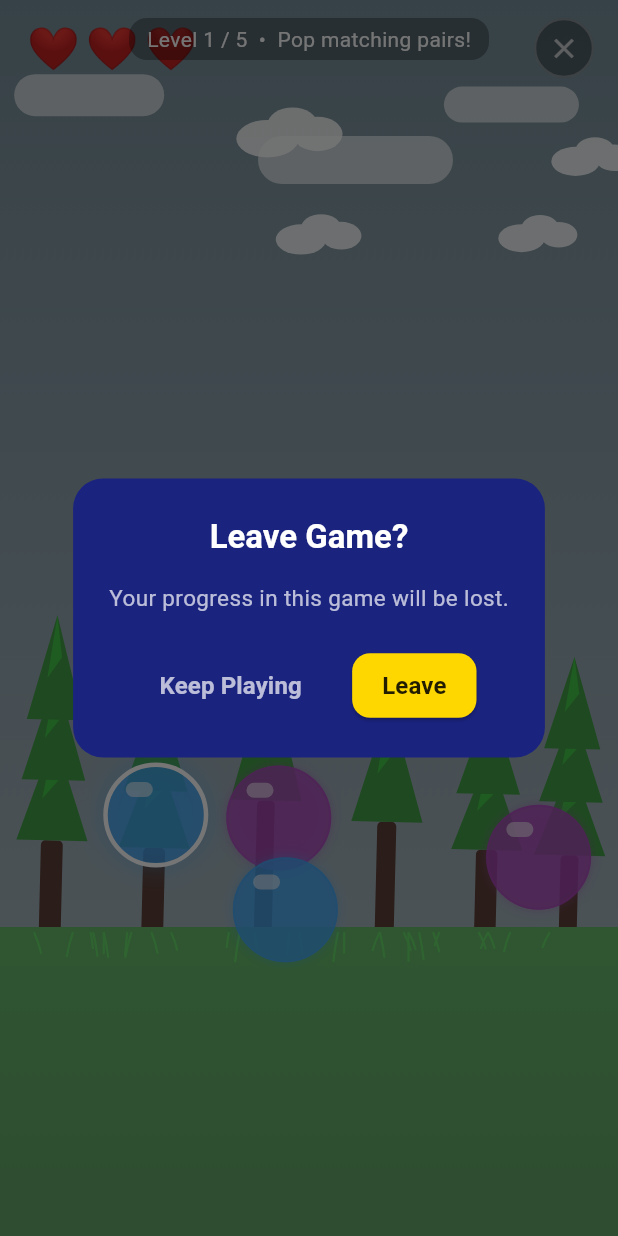
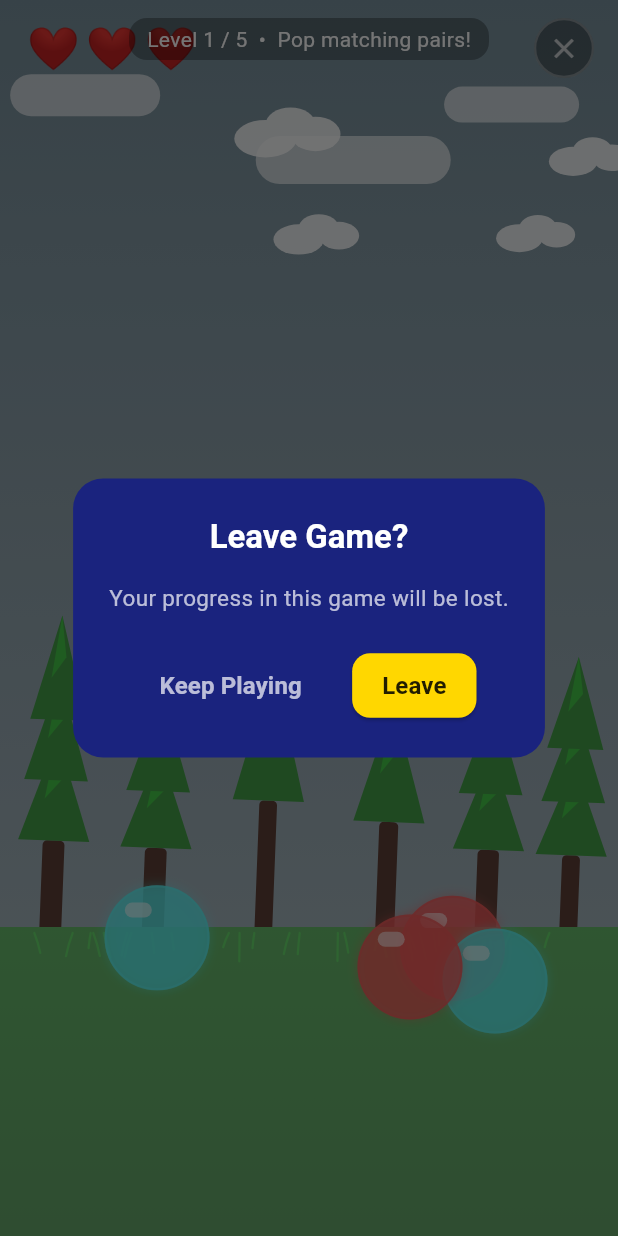
Before and after one commit to ravisaluru/fifi-game-idea, a Flutter app: the BubbleWorldScreen screen opened by its route, after a tap on the "close" icon, on a phone screen of 412 x 824 dp. Run offline on Flutter 3.47's test engine with Material 3 defaults, Android fonts, the phone set to English and light mode, and no system bars; our stand-ins replace audioplayers, firebase_core, firebase_database; accounts and stored records are empty.

Commit message:
Keep bubble rising speed slow/constant and ensure color pairs are unique using distributed HSL generation

```diff
--- a/lib/worlds/bubble_world.dart
+++ b/lib/worlds/bubble_world.dart
@@ -8,11 +8,9 @@ import '../widgets/particle_burst.dart';
 import '../widgets/back_to_menu_button.dart';
 import '../widgets/victory_popup.dart';
 
-enum _BubbleColor { red, yellow, blue, green, purple, orange, cyan }
-
 class _Bubble {
   final int id;
-  final _BubbleColor color;
+  final Color color;
   double x;
   bool isPopped = false;
   bool isSelected = false;
@@ -20,16 +18,6 @@ class _Bubble {
 
   _Bubble({required this.id, required this.color, required this.x});
 }
-
-const Map<_BubbleColor, Color> _colorMap = {
-  _BubbleColor.red: Color(0xFFEF5350),
-  _BubbleColor.yellow: Color(0xFFFFEE58),
-  _BubbleColor.blue: Color(0xFF42A5F5),
-  _BubbleColor.green: Color(0xFF66BB6A),
-  _BubbleColor.purple: Color(0xFFAB47BC),
-  _BubbleColor.orange: Color(0xFFFF7043),
-  _BubbleColor.cyan: Color(0xFF26C6DA),
-};
 
 class BubbleWorldScreen extends StatefulWidget {
   const BubbleWorldScreen({super.key});
@@ -43,9 +31,8 @@ class _BubbleWorldScreenState extends State<BubbleWorldScreen>
   static const int _maxLevel = 5;
   // Pairs double per level: 2, 4, 8, 16, 32
   static const List<int> _pairsPerLevel = [2, 4, 8, 16, 32];
-  // Base duration per level (ms) — 20% slower than original at level 1,
-  // getting faster each level
-  static const List<int> _baseDurationPerLevel = [9600, 8400, 7200, 6000, 4800];
+  // Constant base duration (ms) for all levels (slow and steady)
+  static const int _baseDuration = 9600;
 
   int _level = 1;
   List<_Bubble> _bubbles = [];
@@ -58,7 +45,6 @@ class _BubbleWorldScreenState extends State<BubbleWorldScreen>
   String _levelBannerText = '';
 
   int get _currentPairs => _pairsPerLevel[_level - 1];
-  int get _currentBaseDuration => _baseDurationPerLevel[_level - 1];
 
   @override
   void initState() {
@@ -68,16 +54,18 @@ class _BubbleWorldScreenState extends State<BubbleWorldScreen>
   }
 
   void _initBubbles() {
-    // Dispose old controllers if any
-    // Double-dispose was causing Level 2 to crash. Just clear the list!
-    // Disposing happens in `_onLevelComplete`.
+    final rng = Random();
 
-    final rng = Random();
-    final pairs = <_BubbleColor>[];
-    for (int i = 0; i < _currentPairs; i++) {
-      final c = _BubbleColor.values[rng.nextInt(_BubbleColor.values.length)];
-      pairs.add(c);
-      pairs.add(c);
+    // Generate unique colors for the pairs by distributing hue in HSL space
+    final uniqueColors = List<Color>.generate(_currentPairs, (i) {
+      final hue = (i * 360.0 / _currentPairs) % 360.0;
+      return HSLColor.fromAHSL(1.0, hue, 0.85, 0.65).toColor();
+    });
+
+    final pairs = <Color>[];
+    for (final color in uniqueColors) {
+      pairs.add(color);
+      pairs.add(color);
     }
     pairs.shuffle(rng);
 
@@ -88,7 +76,7 @@ class _BubbleWorldScreenState extends State<BubbleWorldScreen>
         x: 0.08 + rng.nextDouble() * 0.82,
       );
       final duration = Duration(
-          milliseconds: _currentBaseDuration + rng.nextInt(3000));
+          milliseconds: _baseDuration + rng.nextInt(3000));
       final delay = rng.nextInt(2000);
       b.controller = AnimationController(vsync: this, duration: duration);
       Future.delayed(Duration(milliseconds: delay), () {
@@ -141,7 +129,7 @@ class _BubbleWorldScreenState extends State<BubbleWorldScreen>
         _selected = null;
         _poppedPairs++;
         _burstCount++;
-        _burstColor = _colorMap[tapped.color]!;
+        _burstColor = tapped.color;
         _showBurst = true;
       });
       Future.delayed(const Duration(milliseconds: 600), () {
@@ -248,7 +236,7 @@ class _BubbleWorldScreenState extends State<BubbleWorldScreen>
                       child: GestureDetector(
                         onTap: () => _onBubbleTap(b),
                         child: _BubbleWidget(
-                          color: _colorMap[b.color]!,
+                          color: b.color,
                           isSelected: b.isSelected,
                         ),
                       ),
```
